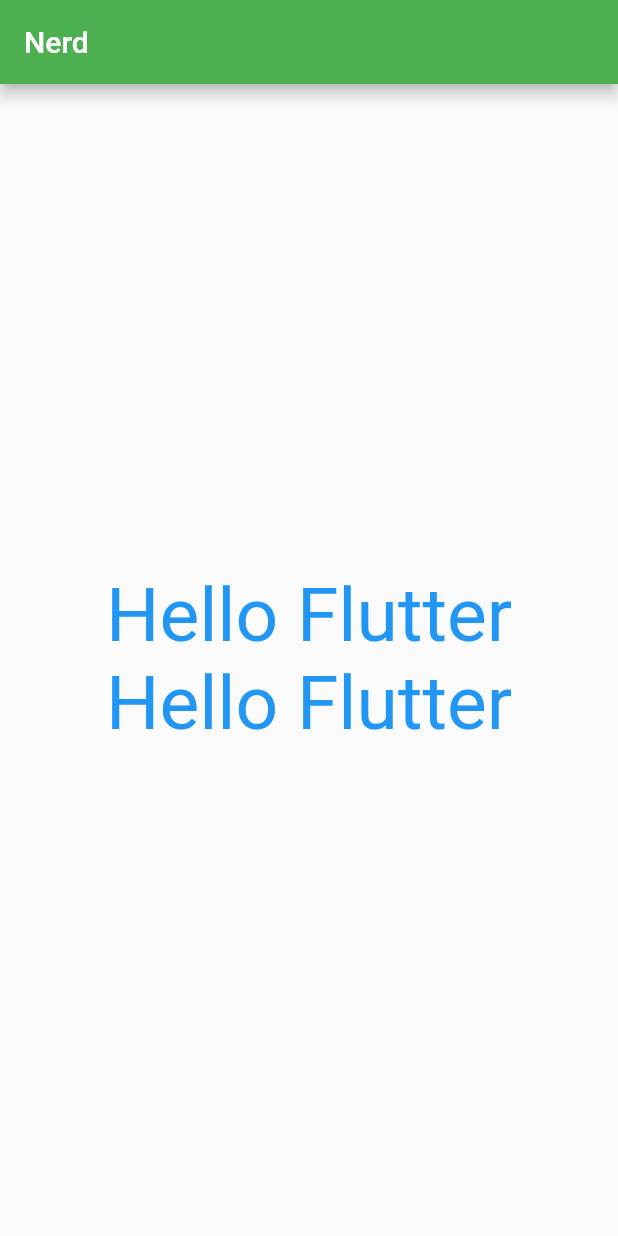
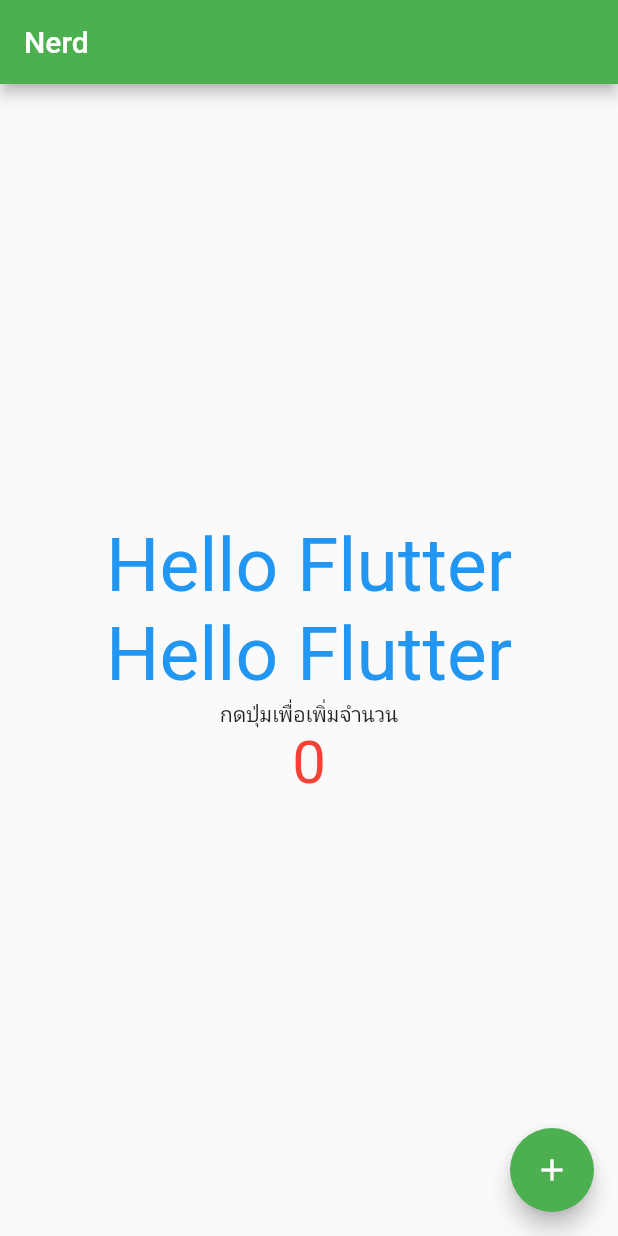
Before and after one commit to BoonyasithKho/BasicFlutter, a Flutter app: the screen it shows after launch, on a phone screen of 412 x 824 dp. Run offline on Flutter 3.47's test engine with Material 2 defaults, Android fonts, the phone set to English and light mode, and no system bars.

Commit message:
button and icon

```diff
--- a/lib/main.dart
+++ b/lib/main.dart
@@ -53,6 +53,8 @@ class MyHomePage extends StatefulWidget {
 }
 
 class _MyHomePageState extends State<MyHomePage> {
+  int number = 0; //การสร้าง State หรือตัวแปร
+
   @override
   Widget build(BuildContext context) {
     return Scaffold(
@@ -69,7 +71,16 @@ class _MyHomePageState extends State<MyHomePage> {
               "Hello Flutter",
               style: TextStyle(fontSize: 50, color: Colors.blue),
             ),
+            Text("กดปุ่มเพื่อเพิ่มจำนวน"),
+            Text(
+              "$number",
+              style: TextStyle(fontSize: 40, color: Colors.red),
+            )
           ]),
+        ),
+        floatingActionButton: FloatingActionButton(
+          onPressed: () {},
+          child: Icon(Icons.add),
         ));
   }
 }
```
